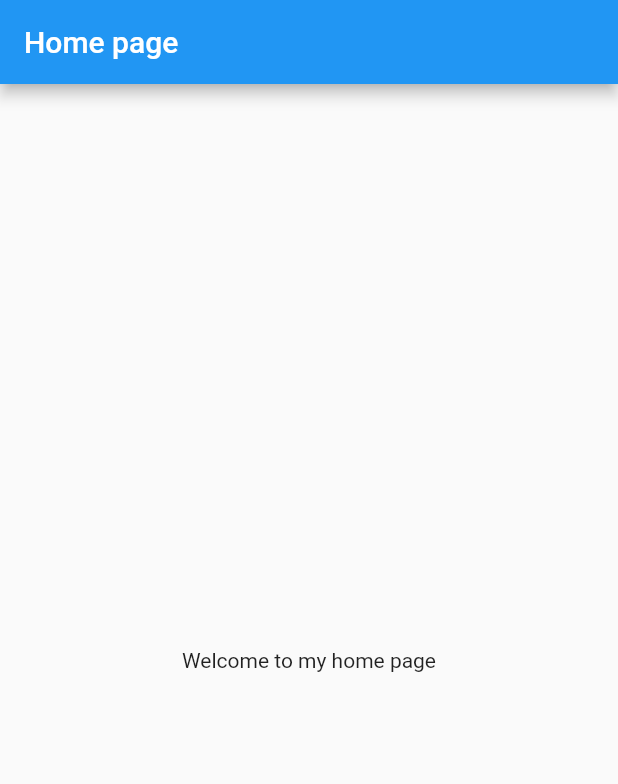
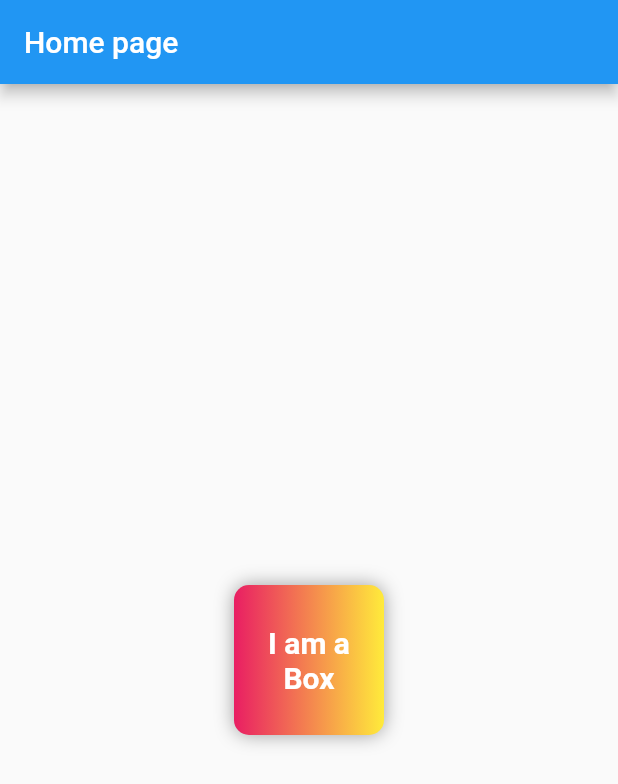
Before and after one commit to Mohamed-Konate/flutter-essentials, a Flutter app: the screen it shows after launch, on a phone screen of 412 x 824 dp. Shown: the top 784 px of the screen. Run offline on Flutter 3.47's test engine with Material 2 defaults, Android fonts, the phone set to English and light mode, and no system bars.

Commit message:
Container element

```diff
--- a/lib/main.dart
+++ b/lib/main.dart
@@ -8,9 +8,7 @@ class FlutterEssentials extends StatelessWidget {
     return MaterialApp(
       title: 'Flutter Essentials',
       home: HomePage(),
-      theme: ThemeData(
-        primarySwatch: Colors.blue
-      ),
+      theme: ThemeData(primarySwatch: Colors.blue),
     );
   }
 }
@@ -22,8 +20,29 @@ class HomePage extends StatelessWidget {
       appBar: AppBar(
         title: Text('Home page'),
       ),
-      body: Container(
-        child: Center(child: Text('Welcome to my home page')),
+      body: Center(
+        child: Container(
+          padding: const EdgeInsets.all(8),
+          width: 100,
+          height: 100,
+          alignment: Alignment.center,
+          decoration: BoxDecoration(
+              color: Colors.red,
+              borderRadius: BorderRadius.circular(10),
+              gradient: LinearGradient(colors: [Colors.pink, Colors.yellow]),
+              boxShadow: [
+                BoxShadow(
+                  color: Colors.grey,
+                  blurRadius: 10,
+                ),
+              ]),
+          child: Text(
+            'I am a Box',
+            textAlign: TextAlign.center,
+            style: TextStyle(
+                fontSize: 20, color: Colors.white, fontWeight: FontWeight.bold),
+          ),
+        ),
       ),
     );
   }
```
